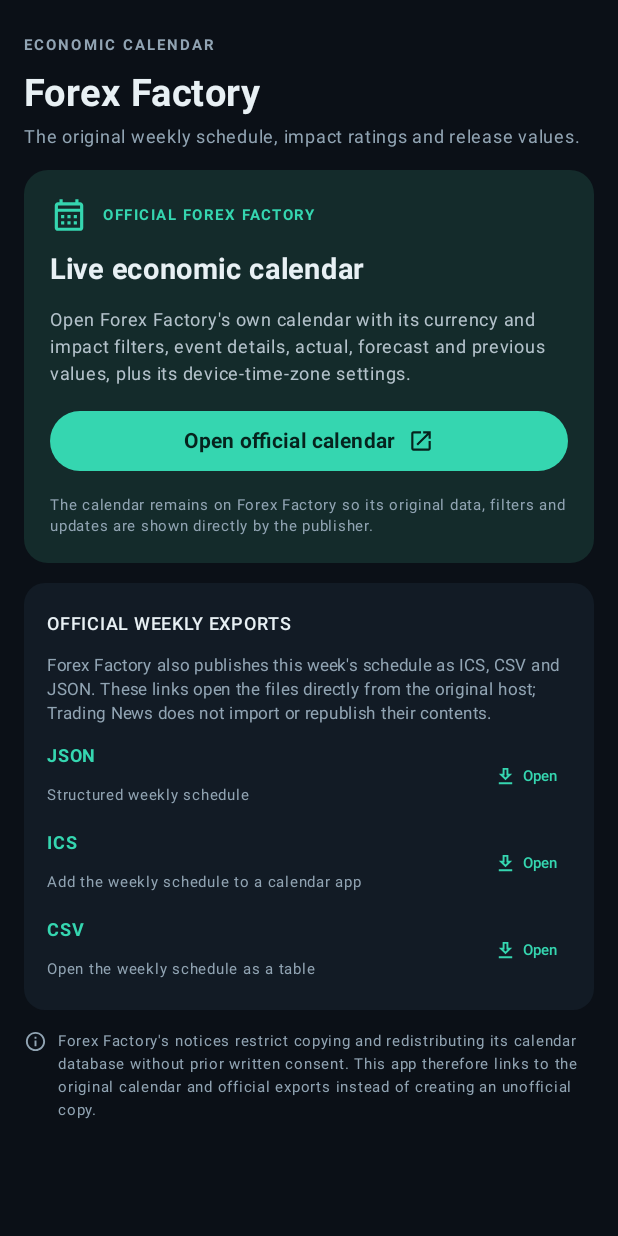
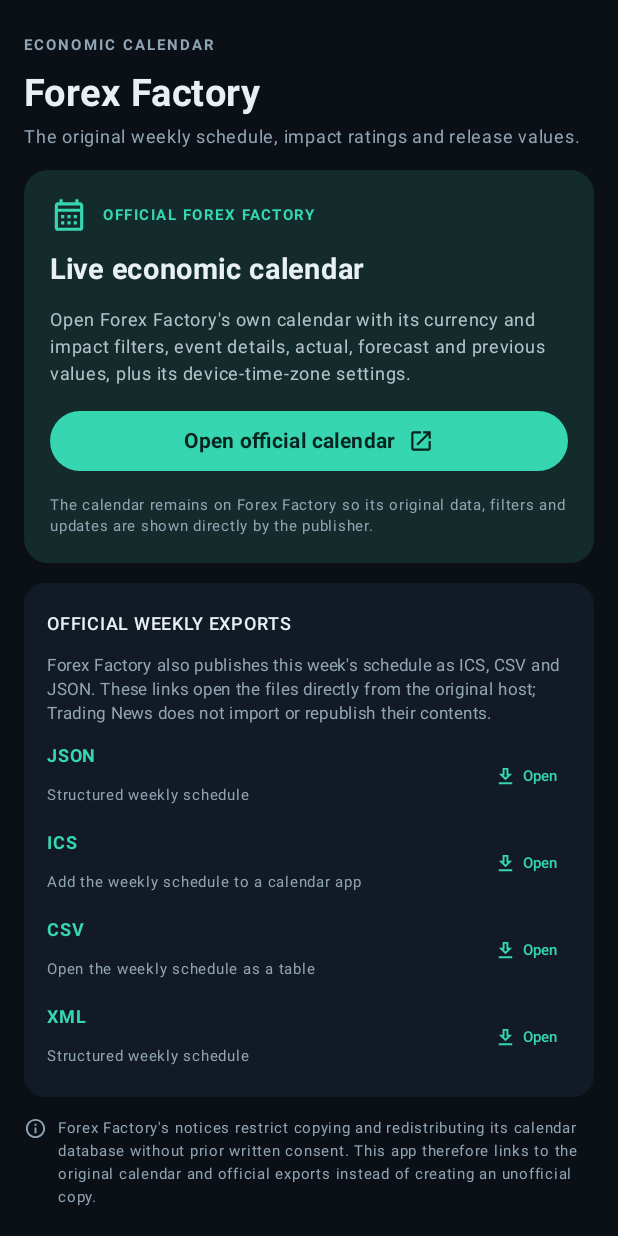
Before and after one commit to DSL-21/TradingNews, an Android app built with Jetpack Compose: the composable EconomicCalendarScreen shown on its own in the app's theme, on a phone screen of 412 x 824 dp. Run offline under Robolectric (Android 15) with nearby library versions, the phone set to English and light mode, and no system bars; 1 statement that could not run was skipped.

Commit message:
Expose all four official Forex Factory weekly export formats

```diff
--- a/app/src/main/java/com/tradingnews/app/EconomicCalendarScreen.kt
+++ b/app/src/main/java/com/tradingnews/app/EconomicCalendarScreen.kt
@@ -42,6 +42,7 @@ private const val FOREX_FACTORY_CALENDAR = "https://www.forexfactory.com/calenda
 private const val FOREX_FACTORY_JSON = "https://nfs.faireconomy.media/ff_calendar_thisweek.json"
 private const val FOREX_FACTORY_ICS = "https://nfs.faireconomy.media/ff_calendar_thisweek.ics"
 private const val FOREX_FACTORY_CSV = "https://nfs.faireconomy.media/ff_calendar_thisweek.csv"
+private const val FOREX_FACTORY_XML = "https://nfs.faireconomy.media/ff_calendar_thisweek.xml"
 
 private val CalendarBackground = Color(0xFF0B1017)
 private val CalendarPanel = Color(0xFF121B25)
@@ -173,6 +174,7 @@ fun EconomicCalendarScreen() {
                     ExportLink("JSON", "Structured weekly schedule", FOREX_FACTORY_JSON, context)
                     ExportLink("ICS", "Add the weekly schedule to a calendar app", FOREX_FACTORY_ICS, context)
                     ExportLink("CSV", "Open the weekly schedule as a table", FOREX_FACTORY_CSV, context)
+                    ExportLink("XML", "Structured weekly schedule", FOREX_FACTORY_XML, context)
                 }
             }
         }
```
